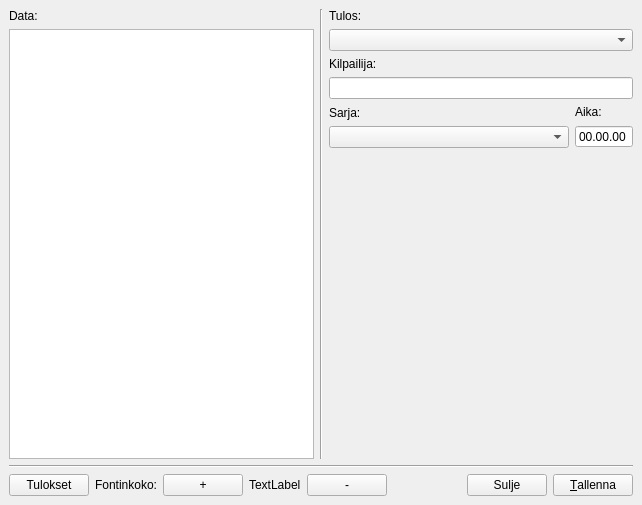
The window that gui/form/tulosform.ui (Hatell/Tulospalvelu) describes before a commit, drawn with Qt 5.
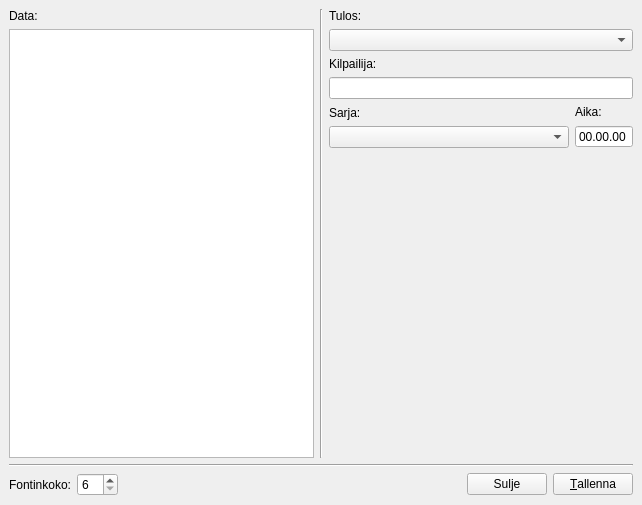
The same window after the commit.

The edit to the form file:
```diff
--- a/gui/form/tulosform.ui
+++ b/gui/form/tulosform.ui
@@ -210,13 +210,6 @@
        </item>
        <item>
         <layout class="QHBoxLayout" name="horizontalLayout">
-         <item>
-          <widget class="QPushButton" name="tuloksetButton">
-           <property name="text">
-            <string>Tulokset</string>
-           </property>
-          </widget>
-         </item>
          <item>
           <widget class="QLabel" name="label_7">
            <property name="text">
@@ -225,23 +218,9 @@
           </widget>
          </item>
          <item>
-          <widget class="QPushButton" name="zoomInButton">
-           <property name="text">
-            <string>+</string>
-           </property>
-          </widget>
-         </item>
-         <item>
-          <widget class="QLabel" name="pointSizeLabel">
-           <property name="text">
-            <string>TextLabel</string>
-           </property>
-          </widget>
-         </item>
-         <item>
-          <widget class="QPushButton" name="zoomOutButton">
-           <property name="text">
-            <string>-</string>
+          <widget class="QSpinBox" name="pointSizeBox">
+           <property name="minimum">
+            <number>6</number>
            </property>
           </widget>
          </item>
```
